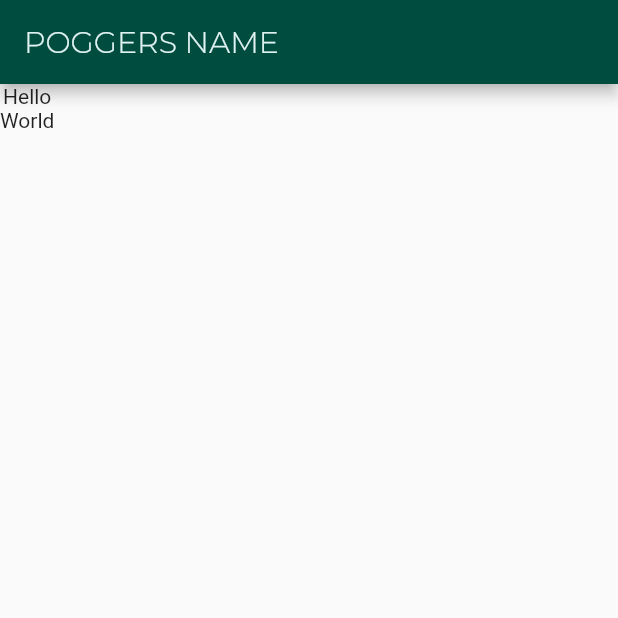
After one commit to kushkansara02/LocalPlus, a Flutter app: the screen it shows after launch, item 2 of the bottom bar chosen, after a tap on "Bakery", on a phone screen of 412 x 824 dp, the top half of it. The commit adds this screen. Run offline on Flutter 3.47's test engine with Material 2 defaults, Android fonts, the phone set to English and light mode, and no system bars; project files that could hold a hidden picture were left out.

Commit message:
Unstable routing checkpoint

```diff
--- /dev/null
+++ b/lib/pages.dart
@@ -0,0 +1,229 @@
+import 'package:flutter/material.dart';
+import './products.dart';
+
+class HomePage extends StatelessWidget {
+  @override
+  Widget build(BuildContext context) {
+    return Column(
+      mainAxisAlignment: MainAxisAlignment.center,
+      children: <Widget>[
+        Container(
+          width: double.infinity,
+          child: Card(
+            child: Padding(
+              padding: const EdgeInsets.all(8.0),
+              child: Center(
+                child: Text(
+                  'Welcome, Ad00t!',
+                  style: TextStyle(
+                      fontFamily: 'Montserrat', fontWeight: FontWeight.bold),
+                ),
+              ),
+            ),
+          ),
+        ),
+        SizedBox(
+          height: 20,
+        ),
+        Container(
+          width: double.infinity,
+          child: Card(
+            child: Padding(
+              padding: const EdgeInsets.all(8.0),
+              child: Text(
+                'Your current location is:',
+                style: TextStyle(
+                    fontFamily: 'Montserrat', fontWeight: FontWeight.bold),
+              ),
+            ),
+          ),
+        ),
+        SizedBox(
+          height: 20,
+        ),
+        Container(
+          width: double.infinity,
+          child: Card(
+            child: Padding(
+              padding: const EdgeInsets.all(8.0),
+              child: Text(
+                'You currently have X items selected in Y shopping lists',
+                style: TextStyle(
+                    fontFamily: 'Montserrat', fontWeight: FontWeight.bold),
+              ),
+            ),
+          ),
+        ),
+        SizedBox(
+          height: 20,
+        ),
+        Container(
+          width: double.infinity,
+          child: Card(
+            child: Padding(
+              padding: const EdgeInsets.all(8.0),
+              child: Text(
+                'Your most recent list would take you to N stores within an M km radius',
+                style: TextStyle(
+                    fontFamily: 'Montserrat', fontWeight: FontWeight.bold),
+              ),
+            ),
+          ),
+        ),
+        SizedBox(
+          height: 20,
+        ),
+        Container(
+          width: double.infinity,
+          child: Card(
+            child: Padding(
+              padding: const EdgeInsets.all(8.0),
+              child: Text(
+                'Info (Expand)',
+                style: TextStyle(
+                    fontFamily: 'Montserrat', fontWeight: FontWeight.bold),
+              ),
+            ),
+          ),
+        ),
+        SizedBox(
+          height: 50,
+        ),
+      ],
+    );
+  }
+}
+
+class SearchPage extends StatelessWidget {
+  @override
+  Widget build(BuildContext context) {
+    return Column(
+      children: <Widget>[
+        SizedBox(
+          height: 50,
+        ),
+        Expanded(
+          child: RaisedButton(
+            child: Container(
+              width: 200,
+              child: Center(
+                child: Text(
+                  'Fruits and Vegetables',
+                  style: TextStyle(color: Colors.white),
+                ),
+              ),
+            ),
+          ),
+        ),
+        SizedBox(
+          height: 50,
+        ),
+        Expanded(
+          child: RaisedButton(
+            child: Container(
+              width: 200,
+              child: Center(
+                child: Text(
+                  'Dairy and Eggs',
+                  style: TextStyle(color: Colors.white),
+                ),
+              ),
+            ),
+          ),
+        ),
+        SizedBox(
+          height: 50,
+        ),
+        Expanded(
+          child: RaisedButton(
+            child: Container(
+              width: 200,
+              child: Center(
+                child: Text(
+                  'Meat and Seafood',
+                  style: TextStyle(color: Colors.white),
+                ),
+              ),
+            ),
+          ),
+        ),
+        SizedBox(
+          height: 50,
+        ),
+        Expanded(
+          child: RaisedButton(
+            onPressed: () {
+              Navigator.push(context,
+                  MaterialPageRoute(builder: (context) => BakeryProducts()));
+            },
+            child: Container(
+              width: 200,
+              child: Center(
+                child: Text(
+                  'Bakery',
+                  style: TextStyle(color: Colors.white),
+                ),
+              ),
+            ),
+          ),
+        ),
+        SizedBox(
+          height: 50,
+        ),
+        Expanded(
+          child: RaisedButton(
+            child: Container(
+              width: 200,
+              child: Center(
+                child: Text(
+                  'Drinks',
+                  style: TextStyle(color: Colors.white),
+                ),
+              ),
+            ),
+          ),
+        ),
+        SizedBox(
+          height: 50,
+        ),
+        Expanded(
+          child: RaisedButton(
+            child: Container(
+              width: 200,
+              child: Center(
+                child: Text(
+                  'Snacks',
+                  style: TextStyle(color: Colors.white),
+                ),
+              ),
+            ),
+          ),
+        ),
+        SizedBox(
+          height: 50,
+        ),
+      ],
+    );
+  }
+}
+
+class CartPage extends StatelessWidget {
+  @override
+  Widget build(BuildContext context) {
+    return Text('Cart');
+  }
+}
+
+class RoutePage extends StatelessWidget {
+  @override
+  Widget build(BuildContext context) {
+    return Text('Routes');
+  }
+}
+
+class SettingsPage extends StatelessWidget {
+  @override
+  Widget build(BuildContext context) {
+    return Text('Settings');
+  }
+}
--- /dev/null
+++ b/lib/products.dart
@@ -0,0 +1,25 @@
+import 'package:flutter/material.dart';
+import 'package:hack_the_6ix/main.dart';
+import './pages.dart';
+
+class BakeryProducts extends StatefulWidget {
+  @override
+  _BakeryProductsState createState() => _BakeryProductsState();
+}
+
+class _BakeryProductsState extends State<BakeryProducts> {
+  @override
+  Widget build(BuildContext context) {
+    return MaterialApp(
+      home: Scaffold(
+        appBar: topAppBar(),
+        body: Column(
+          children: [
+            Text('Hello'),
+            Text('World'),
+          ],
+        ),
+      ),
+    );
+  }
+}
--- a/pubspec.yaml
+++ b/pubspec.yaml
@@ -23,6 +23,7 @@ environment:
 dependencies:
   flutter:
     sdk: flutter
+  custom_navigator: ^0.2.0
 
 
   # The following adds the Cupertino Icons font to your application.
```
Also changed, not shown: lib/home-page.dart (deleted, +0 -98 lines), lib/main.dart (+12 -232 lines), pubspec.lock.
